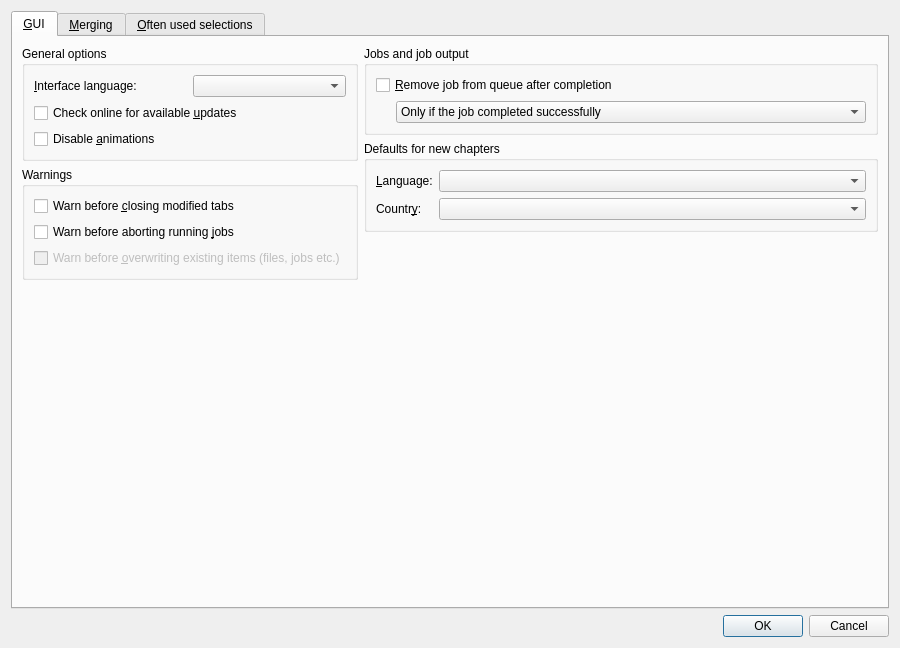
Before: the Qt Designer form src/mkvtoolnix-gui/forms/main_window/preferences_dialog.ui in jpsdr/MKVToolnix-Windows-7, drawn with Qt 5.
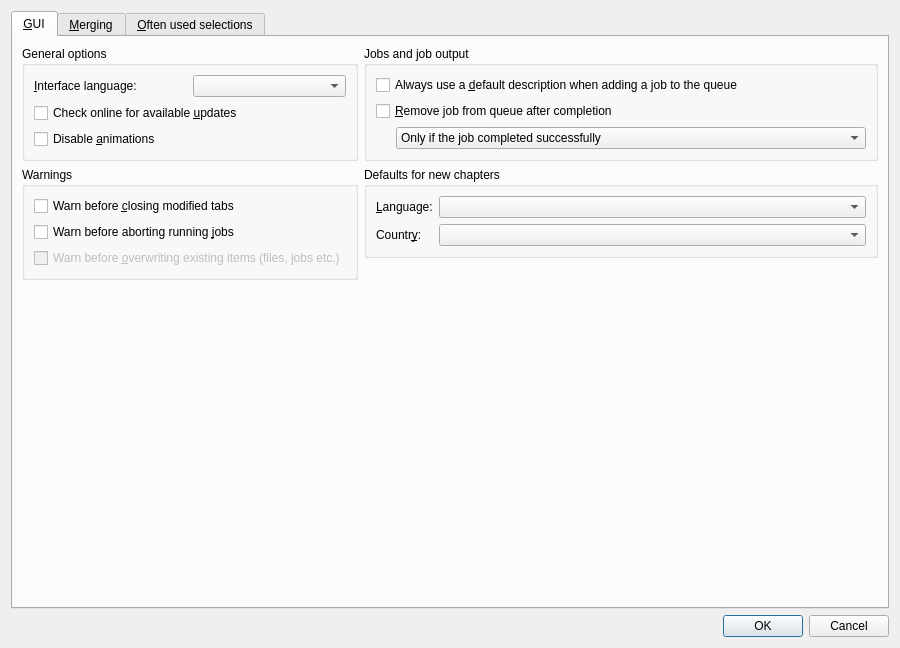
After: the same form once the commit is applied. Icons and pictures are not drawn. Custom widgets are drawn as their Qt base class.

Commit message:
GUI: merge: optionally use default job description when adding to queue
Implements #1288.

Diff of the .ui file:
```diff
--- a/src/mkvtoolnix-gui/forms/main_window/preferences_dialog.ui
+++ b/src/mkvtoolnix-gui/forms/main_window/preferences_dialog.ui
@@ -122,6 +122,13 @@
             <string>Jobs and job output</string>
            </property>
            <layout class="QVBoxLayout" name="verticalLayout_2">
+            <item>
+             <widget class="QCheckBox" name="cbGuiUseDefaultJobDescription">
+              <property name="text">
+               <string>Always use a &amp;default description when adding a job to the queue</string>
+              </property>
+             </widget>
+            </item>
             <item>
              <widget class="QCheckBox" name="cbGuiRemoveJobs">
               <property name="text">
```
Left out of the diff: 1 changed line with no effect on the pictures. The commit also changes 5 other files.
